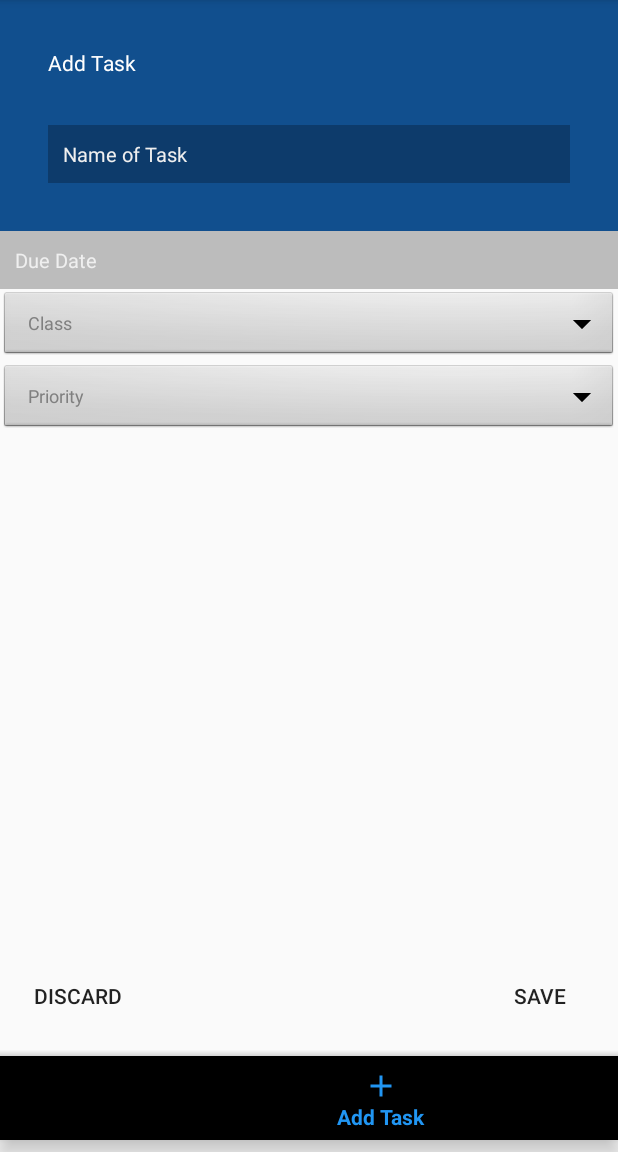
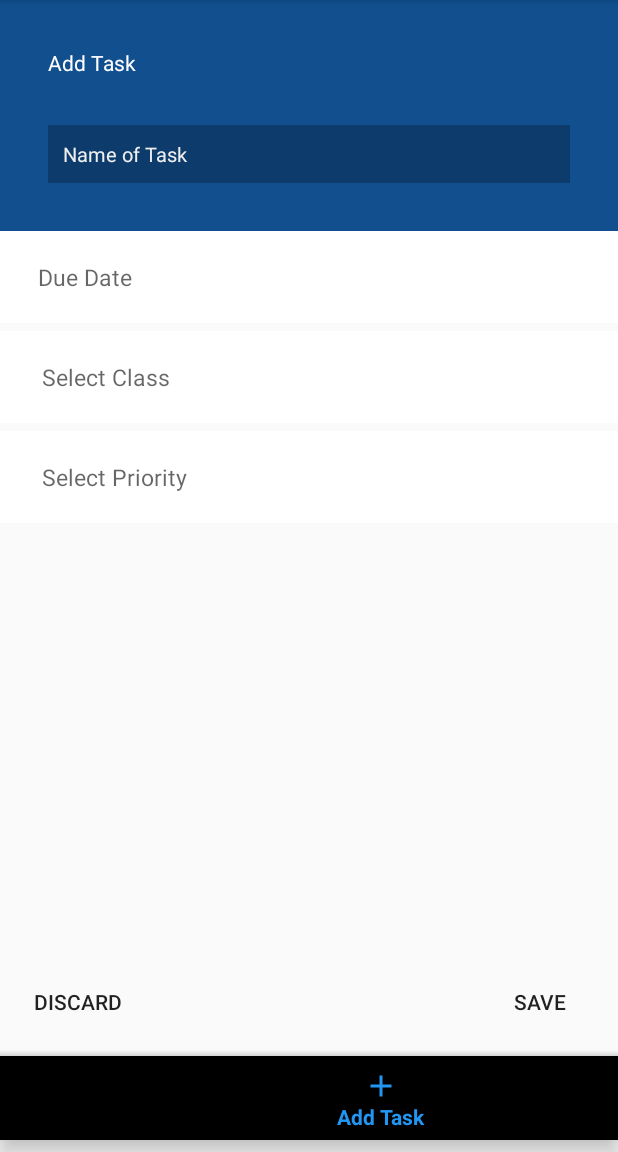
Before and after one commit to monilpatel/TurboTask, an Android app: the screen it shows after launch once a user with an empty profile is signed in (MainActivity), item 3 of the bottom bar chosen, on a phone screen of 412 x 824 dp, the part 84-1236 px from its top. Run offline under Robolectric (Android 15) with nearby library versions, the phone set to English and light mode, and no system bars; our stand-ins replace Firebase (no records; nobody signed in at launch, a user with empty details on screens opened directly).

Commit message:
UI update
cleaned up ui

```diff
--- a/TurboTask/app/src/main/java/com/example/monil/turbotask/TaskAdapter.java
+++ b/TurboTask/app/src/main/java/com/example/monil/turbotask/TaskAdapter.java
@@ -100,6 +100,8 @@ public class TaskAdapter extends RecyclerView.Adapter<TaskViewHolder>{
     public void onBindViewHolder(TaskViewHolder holder, int position) {
         Task task = mTasks.get(position);
         holder.name.setText(task.getName());
+        holder.className.setText(task.getClassName());
+        holder.date.setText(task.getDate());
     }
 
     @Override
--- a/TurboTask/app/src/main/java/com/example/monil/turbotask/TaskListFragment.java
+++ b/TurboTask/app/src/main/java/com/example/monil/turbotask/TaskListFragment.java
@@ -4,6 +4,7 @@ import android.os.Bundle;
 import android.support.v4.app.Fragment;
 import android.support.v7.widget.LinearLayoutManager;
 import android.support.v7.widget.RecyclerView;
+import android.util.Log;
 import android.view.LayoutInflater;
 import android.view.View;
 import android.view.ViewGroup;
@@ -46,6 +47,7 @@ public class TaskListFragment extends Fragment {
                              Bundle savedInstanceState) {
         View v = inflater.inflate(R.layout.list_fragment, container, false);
         mRecycler = (RecyclerView) v.findViewById(R.id.recycler_tasks);
+        v.setOnClickListener(new TaskListListener());
         mRecycler.setLayoutManager(new LinearLayoutManager(getContext()));
 
         if(mTasksReference != null){
@@ -55,4 +57,13 @@ public class TaskListFragment extends Fragment {
 
         return v;
     }
+
+
+    public class TaskListListener implements View.OnClickListener {
+        @Override
+        public void onClick(View v) {
+            int itemPosition = mRecycler.indexOfChild(v);
+            Log.d("recycler", "Clicked and Position is : " + String.valueOf(itemPosition));
+        }
+    }
 }
--- a/TurboTask/app/src/main/res/drawable/shadow.xml
+++ b/TurboTask/app/src/main/res/drawable/shadow.xml
@@ -2,6 +2,6 @@
 <shape xmlns:android="http://schemas.android.com/apk/res/android">
     <gradient
         android:startColor="#1F000000"
-        android:endColor="@android:color/transparent"
+        android:endColor="@color/transparent"
         android:angle="90" />
 </shape>
--- a/TurboTask/app/src/main/res/layout/activity_main.xml
+++ b/TurboTask/app/src/main/res/layout/activity_main.xml
@@ -17,7 +17,8 @@
         app:layout_constraintRight_toRightOf="parent"
         app:menu="@menu/bottom"
         android:layout_marginBottom="8dp"
-        app:layout_constraintHorizontal_bias="0.955" />
+        app:layout_constraintHorizontal_bias="0.955"
+        android:isScrollContainer="false"/>
 
     <View
         android:layout_width="0dp"
@@ -26,7 +27,8 @@
         app:layout_constraintLeft_toLeftOf="@+id/navigation"
         app:layout_constraintBottom_toTopOf="@+id/navigation"
         android:layout_marginLeft="0dp"
-        android:layout_marginBottom="0dp" />
+        android:layout_marginBottom="0dp"
+        android:id="@+id/view" />
     <FrameLayout
         android:id="@+id/frame_layout"
         android:layout_width="0dp"
@@ -37,8 +39,9 @@
         app:layout_constraintLeft_toLeftOf="parent"
         app:layout_constraintRight_toRightOf="parent"
         app:layout_constraintTop_toTopOf="parent"
-        android:layout_marginBottom="8dp"
-        app:layout_constraintBottom_toTopOf="@+id/navigation">
+        app:layout_constraintHorizontal_bias="0.0"
+        android:layout_marginBottom="0dp"
+        app:layout_constraintBottom_toTopOf="@+id/view">
 
     </FrameLayout>
 </android.support.constraint.ConstraintLayout>
--- a/TurboTask/app/src/main/res/layout/add_task_fragment.xml
+++ b/TurboTask/app/src/main/res/layout/add_task_fragment.xml
@@ -37,13 +37,14 @@
                 android:id="@+id/dueDate"
                 android:layout_width="match_parent"
                 android:layout_height="wrap_content"
-                android:background="@color/darkBlue"
                 android:ems="10"
                 android:hint="Due Date"
-                android:inputType="textPersonName"
-                android:padding="10dp"
-                android:textColorHint="@color/gray"
-                android:textSize="13sp"
+                android:background="@color/white"
+                android:paddingLeft="25dp"
+                android:paddingRight="25dp"
+                android:paddingTop="20dp"
+                android:paddingBottom="20dp"
+                android:textSize="15sp"
                 android:focusable="false"/>
 
             <Spinner
@@ -51,14 +52,19 @@
                 android:layout_width="match_parent"
                 android:layout_height="wrap_content"
                 android:layout_weight="3.51"
-                style="@android:style/Widget.Spinner"/>
+                android:padding="20dp"
+                android:layout_marginTop="5dp"
+                android:background="@color/white"/>
 
             <Spinner
                 android:id="@+id/priority"
                 android:layout_width="match_parent"
                 android:layout_height="wrap_content"
                 android:layout_weight="3.51"
-                style="@android:style/Widget.Spinner"/>
+                android:padding="20dp"
+                android:layout_marginTop="5dp"
+                android:background="@color/white"/>
+
         </LinearLayout>
     </ScrollView>
 
--- a/TurboTask/app/src/main/res/layout/add_task_header.xml
+++ b/TurboTask/app/src/main/res/layout/add_task_header.xml
@@ -32,6 +32,7 @@
         android:background="@color/darkBlue"
         android:padding="10dp"
         android:textColorHint="@color/gray"
+        android:textColor="@color/white"
         android:hint="Name of Task"
         android:textSize="13sp"
         app:layout_constraintLeft_toLeftOf="parent"
--- a/TurboTask/app/src/main/res/layout/contact_spinner_row_nothing_selected_classtag.xml
+++ b/TurboTask/app/src/main/res/layout/contact_spinner_row_nothing_selected_classtag.xml
@@ -6,6 +6,5 @@
     android:layout_width="match_parent"
     android:layout_height="wrap_content"
     android:ellipsize="marquee"
-    android:textSize="12sp"
-    android:textColor="#808080"
-    android:text="Class" />
+    android:textSize="15sp"
+    android:hint="Select Class"  />
--- a/TurboTask/app/src/main/res/layout/contact_spinner_row_nothing_selected_priority.xml
+++ b/TurboTask/app/src/main/res/layout/contact_spinner_row_nothing_selected_priority.xml
@@ -6,6 +6,5 @@
     android:layout_width="match_parent"
     android:layout_height="wrap_content"
     android:ellipsize="marquee"
-    android:textSize="12sp"
-    android:textColor="#808080"
-    android:text="Priority" />
+    android:textSize="15sp"
+    android:hint="Select Priority" />
--- a/TurboTask/app/src/main/res/values/colors.xml
+++ b/TurboTask/app/src/main/res/values/colors.xml
@@ -2,7 +2,8 @@
 <resources>
     <color name="colorPrimary">#2196F3</color>
     <color name="colorPrimaryDark">#114f8e</color>
-    <color name="colorAccent">#56ffbe</color>
+    <!--<color name="colorAccent">#56ffbe</color>-->
+    <color name="colorAccent">#73f5ef</color>
     <color name="darkBlue">#40000000</color>
 
     <color name="bg_end">#247dd6</color>
@@ -16,4 +17,7 @@
     <color name="darkText">#061f38</color>
     <color name="white">#FFFFFF</color>
     <color name="gray">#efefef</color>
+    <color name="darkgray">#afafaf</color>
+    <color name="transparent">#00efefef</color>
+
 </resources>
```
Also changed, not shown: TurboTask/app/src/main/java/com/example/monil/turbotask/AddTaskFragment.java (+20 -4 lines), TurboTask/app/src/main/java/com/example/monil/turbotask/TaskViewHolder.java (+7 -0 lines), TurboTask/app/src/main/res/layout/item_task.xml (+31 -10 lines), TurboTask/app/src/main/res/layout/list_fragment.xml (+4 -19 lines).
